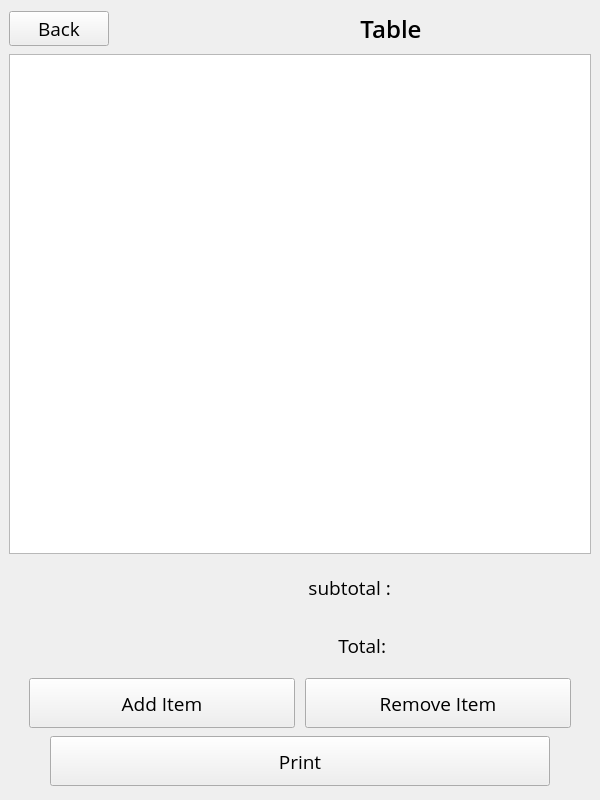
Old version of the form mainwindow.ui in the repository omarbassam88/RestaurantApp.
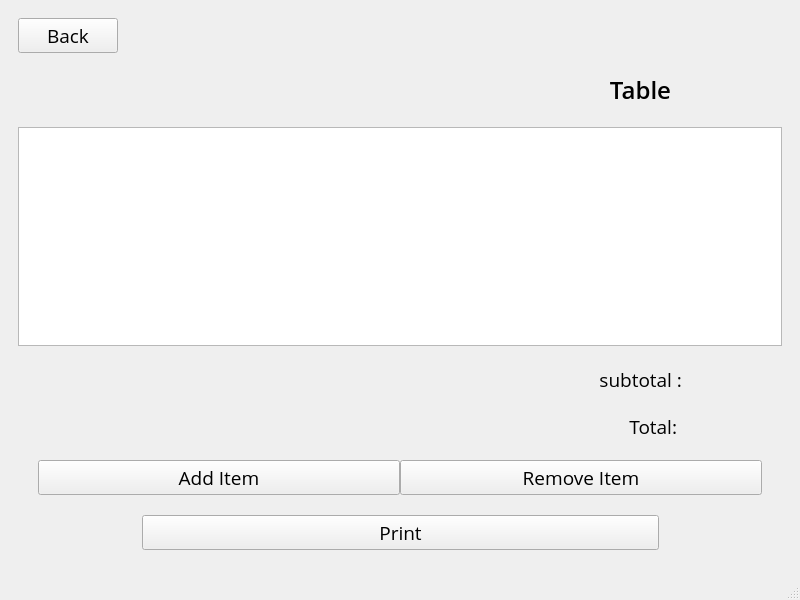
New version of the form.

Commit message: updated Receipt Items View

The edit to the form file:
```diff
--- a/mainwindow.ui
+++ b/mainwindow.ui
@@ -6,8 +6,8 @@
    <rect>
     <x>0</x>
     <y>0</y>
-    <width>600</width>
-    <height>800</height>
+    <width>800</width>
+    <height>600</height>
    </rect>
   </property>
   <property name="sizePolicy">
@@ -38,15 +38,9 @@
    <property name="styleSheet">
     <string notr="true"/>
    </property>
+   <layout class="QGridLayout" name="gridLayout_2">
+    <item row="0" column="0">
    <widget class="QStackedWidget" name="stackedWidget">
-    <property name="geometry">
-     <rect>
-      <x>0</x>
-      <y>0</y>
-      <width>600</width>
-      <height>800</height>
-     </rect>
-    </property>
     <property name="sizePolicy">
      <sizepolicy hsizetype="Preferred" vsizetype="Preferred">
       <horstretch>1</horstretch>
@@ -61,61 +55,24 @@
     </property>
     <widget class="QWidget" name="page_1">
      <layout class="QGridLayout" name="gridLayout">
-      <property name="verticalSpacing">
+        <item row="0" column="0">
+         <layout class="QHBoxLayout" name="Home_Page" stretch="1,1,1">
+          <property name="sizeConstraint">
+           <enum>QLayout::SetNoConstraint</enum>
+          </property>
+          <property name="leftMargin">
        <number>100</number>
       </property>
-      <item row="5" column="2">
-       <spacer name="verticalSpacer">
-        <property name="orientation">
-         <enum>Qt::Vertical</enum>
-        </property>
-        <property name="sizeHint" stdset="0">
-         <size>
-          <width>20</width>
-          <height>40</height>
-         </size>
-        </property>
-       </spacer>
-      </item>
-      <item row="2" column="0" colspan="5">
-       <widget class="QLabel" name="label">
-        <property name="maximumSize">
-         <size>
-          <width>16777215</width>
-          <height>50</height>
-         </size>
-        </property>
-        <property name="font">
-         <font>
-          <family>Open Sans SemiBold</family>
-          <pointsize>24</pointsize>
-         </font>
-        </property>
-        <property name="text">
-         <string>Enter Number of Tables</string>
-        </property>
-        <property name="alignment">
-         <set>Qt::AlignCenter</set>
-        </property>
-        <property name="margin">
-         <number>0</number>
-        </property>
-       </widget>
-      </item>
-      <item row="3" column="0">
-       <spacer name="horizontalSpacer_2">
-        <property name="orientation">
-         <enum>Qt::Horizontal</enum>
-        </property>
-        <property name="sizeHint" stdset="0">
-         <size>
-          <width>40</width>
-          <height>0</height>
-         </size>
-        </property>
-       </spacer>
-      </item>
-      <item row="3" column="4">
+          <property name="topMargin">
+           <number>100</number>
+          </property>
+          <property name="rightMargin">
+           <number>100</number>
+          </property>
+          <property name="bottomMargin">
+           <number>100</number>
+          </property>
+          <item>
        <spacer name="horizontalSpacer">
         <property name="orientation">
          <enum>Qt::Horizontal</enum>
@@ -123,28 +80,59 @@
         <property name="sizeHint" stdset="0">
          <size>
           <width>40</width>
-          <height>0</height>
+              <height>20</height>
          </size>
         </property>
        </spacer>
       </item>
-      <item row="1" column="2">
+          <item>
+           <layout class="QVBoxLayout" name="verticalLayout">
+            <property name="spacing">
+             <number>30</number>
+            </property>
+            <property name="sizeConstraint">
+             <enum>QLayout::SetMinAndMaxSize</enum>
+            </property>
+            <item>
+             <layout class="QHBoxLayout" name="horizontalLayout_2">
+              <item>
        <widget class="QLabel" name="lbl_Time">
+                <property name="text">
+                 <string/>
+                </property>
+                <property name="alignment">
+                 <set>Qt::AlignCenter</set>
+                </property>
+               </widget>
+              </item>
+             </layout>
+            </item>
+            <item>
+             <widget class="QLabel" name="label">
         <property name="maximumSize">
          <size>
           <width>16777215</width>
-          <height>100</height>
-         </size>
-        </property>
+                <height>50</height>
+               </size>
+              </property>
+              <property name="font">
+               <font>
+                <family>Open Sans SemiBold</family>
+                <pointsize>24</pointsize>
+               </font>
+              </property>
         <property name="text">
-         <string/>
+               <string>Enter Number of Tables</string>
         </property>
         <property name="alignment">
          <set>Qt::AlignCenter</set>
         </property>
-       </widget>
-      </item>
-      <item row="3" column="2">
+              <property name="margin">
+               <number>0</number>
+              </property>
+             </widget>
+            </item>
+            <item alignment="Qt::AlignHCenter">
        <widget class="QSpinBox" name="NumTables_Input">
         <property name="sizePolicy">
          <sizepolicy hsizetype="Minimum" vsizetype="Maximum">
@@ -154,7 +142,7 @@
         </property>
         <property name="maximumSize">
          <size>
-          <width>200</width>
+                <width>100</width>
           <height>16777215</height>
          </size>
         </property>
@@ -175,7 +163,7 @@
         </property>
        </widget>
       </item>
-      <item row="4" column="2">
+            <item>
        <widget class="QPushButton" name="CreateTables_Button">
         <property name="minimumSize">
          <size>
@@ -183,12 +171,6 @@
           <height>50</height>
          </size>
         </property>
-        <property name="maximumSize">
-         <size>
-          <width>400</width>
-          <height>16777215</height>
-         </size>
-        </property>
         <property name="font">
          <font>
           <family>Open Sans SemiBold</family>
@@ -200,18 +182,22 @@
         </property>
        </widget>
       </item>
-      <item row="0" column="2">
-       <spacer name="verticalSpacer_2">
+           </layout>
+          </item>
+          <item>
+           <spacer name="horizontalSpacer_2">
         <property name="orientation">
-         <enum>Qt::Vertical</enum>
+             <enum>Qt::Horizontal</enum>
         </property>
         <property name="sizeHint" stdset="0">
          <size>
-          <width>20</width>
-          <height>40</height>
+              <width>40</width>
+              <height>20</height>
          </size>
         </property>
        </spacer>
+          </item>
+         </layout>
       </item>
      </layout>
     </widget>
@@ -229,6 +215,13 @@
       </size>
      </property>
      <layout class="QGridLayout" name="gridLayout_3">
+        <item row="1" column="0">
+         <layout class="QGridLayout" name="TablesGrid">
+          <property name="sizeConstraint">
+           <enum>QLayout::SetNoConstraint</enum>
+          </property>
+         </layout>
+        </item>
       <item row="0" column="0">
        <widget class="QPushButton" name="BackButton">
         <property name="sizePolicy">
@@ -254,32 +247,113 @@
         </property>
        </widget>
       </item>
-      <item row="1" column="0">
-       <layout class="QGridLayout" name="TablesGrid">
-        <property name="sizeConstraint">
-         <enum>QLayout::SetNoConstraint</enum>
-        </property>
-       </layout>
-      </item>
      </layout>
     </widget>
     <widget class="QWidget" name="page_3">
-     <property name="enabled">
-      <bool>true</bool>
-     </property>
      <layout class="QGridLayout" name="gridLayout_4">
       <property name="horizontalSpacing">
        <number>0</number>
       </property>
       <property name="verticalSpacing">
-       <number>6</number>
-      </property>
-      <item row="13" column="3">
+         <number>20</number>
+        </property>
+        <item row="0" column="1">
+         <widget class="QPushButton" name="BackButton_2">
+          <property name="maximumSize">
+           <size>
+            <width>100</width>
+            <height>16777215</height>
+           </size>
+          </property>
+          <property name="text">
+           <string>Back</string>
+          </property>
+         </widget>
+        </item>
+        <item row="13" column="1" rowspan="2" colspan="4">
+         <layout class="QHBoxLayout" name="horizontalLayout">
+          <property name="leftMargin">
+           <number>20</number>
+          </property>
+          <property name="rightMargin">
+           <number>20</number>
+          </property>
+          <item>
+           <widget class="QPushButton" name="AddItemButton">
+            <property name="text">
+             <string>Add Item</string>
+            </property>
+           </widget>
+          </item>
+          <item>
+           <widget class="QPushButton" name="RemoveItemButton">
+            <property name="text">
+             <string>Remove Item</string>
+            </property>
+           </widget>
+          </item>
+         </layout>
+        </item>
+        <item row="5" column="4">
+         <widget class="QLabel" name="SubTotalLabelValue">
+          <property name="minimumSize">
+           <size>
+            <width>100</width>
+            <height>0</height>
+           </size>
+          </property>
+          <property name="maximumSize">
+           <size>
+            <width>200</width>
+            <height>16777215</height>
+           </size>
+          </property>
+          <property name="text">
+           <string/>
+          </property>
+         </widget>
+        </item>
+        <item row="1" column="2">
+         <widget class="QLabel" name="TablePageLabel">
+          <property name="maximumSize">
+           <size>
+            <width>16777215</width>
+            <height>100</height>
+           </size>
+          </property>
+          <property name="font">
+           <font>
+            <family>Open Sans SemiBold</family>
+            <pointsize>18</pointsize>
+           </font>
+          </property>
+          <property name="text">
+           <string>Table</string>
+          </property>
+          <property name="alignment">
+           <set>Qt::AlignCenter</set>
+          </property>
+         </widget>
+        </item>
+        <item row="6" column="1">
+         <spacer name="horizontalSpacer_4">
+          <property name="orientation">
+           <enum>Qt::Horizontal</enum>
+          </property>
+          <property name="sizeHint" stdset="0">
+           <size>
+            <width>40</width>
+            <height>20</height>
+           </size>
+          </property>
+         </spacer>
+        </item>
+        <item row="6" column="2">
        <widget class="QLabel" name="label_4">
         <property name="maximumSize">
          <size>
           <width>100</width>
-          <height>50</height>
+            <height>16777215</height>
          </size>
         </property>
         <property name="text">
@@ -290,43 +364,7 @@
         </property>
        </widget>
       </item>
-      <item row="12" column="1">
-       <spacer name="horizontalSpacer_3">
-        <property name="orientation">
-         <enum>Qt::Horizontal</enum>
-        </property>
-        <property name="sizeHint" stdset="0">
-         <size>
-          <width>40</width>
-          <height>20</height>
-         </size>
-        </property>
-       </spacer>
-      </item>
-      <item row="11" column="1" colspan="4">
-       <widget class="QTableView" name="tableReceiptItemsList">
-        <property name="maximumSize">
-         <size>
-          <width>16777215</width>
-          <height>500</height>
-         </size>
-        </property>
-       </widget>
-      </item>
-      <item row="13" column="1">
-       <spacer name="horizontalSpacer_4">
-        <property name="orientation">
-         <enum>Qt::Horizontal</enum>
-        </property>
-        <property name="sizeHint" stdset="0">
-         <size>
-          <width>40</width>
-          <height>20</height>
-         </size>
-        </property>
-       </spacer>
-      </item>
-      <item row="13" column="4">
+        <item row="6" column="4">
        <widget class="QLabel" name="TotalLabelValue">
         <property name="minimumSize">
          <size>
@@ -336,7 +374,7 @@
         </property>
         <property name="maximumSize">
          <size>
-          <width>100</width>
+            <width>200</width>
           <height>16777215</height>
          </size>
         </property>
@@ -345,12 +383,25 @@
         </property>
        </widget>
       </item>
-      <item row="12" column="3">
+        <item row="5" column="1">
+         <spacer name="horizontalSpacer_3">
+          <property name="orientation">
+           <enum>Qt::Horizontal</enum>
+          </property>
+          <property name="sizeHint" stdset="0">
+           <size>
+            <width>40</width>
+            <height>20</height>
+           </size>
+          </property>
+         </spacer>
+        </item>
+        <item row="5" column="2">
        <widget class="QLabel" name="label_3">
         <property name="maximumSize">
          <size>
           <width>100</width>
-          <height>50</height>
+            <height>16777215</height>
          </size>
         </property>
         <property name="text">
@@ -361,39 +412,7 @@
         </property>
        </widget>
       </item>
-      <item row="12" column="4">
-       <widget class="QLabel" name="SubTotalLabelValue">
-        <property name="minimumSize">
-         <size>
-          <width>100</width>
-          <height>0</height>
-         </size>
-        </property>
-        <property name="maximumSize">
-         <size>
-          <width>200</width>
-          <height>16777215</height>
-         </size>
-        </property>
-        <property name="text">
-         <string/>
-        </property>
-       </widget>
-      </item>
-      <item row="0" column="1">
-       <widget class="QPushButton" name="BackButton_2">
-        <property name="maximumSize">
-         <size>
-          <width>100</width>
-          <height>16777215</height>
-         </size>
-        </property>
-        <property name="text">
-         <string>Back</string>
-        </property>
-       </widget>
-      </item>
-      <item row="22" column="1" colspan="4">
+        <item row="15" column="1" colspan="4">
        <layout class="QHBoxLayout" name="horizontalLayout_5">
         <item>
          <spacer name="horizontalSpacer_6">
@@ -403,7 +422,7 @@
           <property name="sizeHint" stdset="0">
            <size>
             <width>40</width>
-            <height>0</height>
+              <height>20</height>
            </size>
           </property>
          </spacer>
@@ -412,14 +431,14 @@
          <widget class="QPushButton" name="PrintReceiptButton">
           <property name="minimumSize">
            <size>
-            <width>500</width>
+              <width>517</width>
             <height>0</height>
            </size>
           </property>
           <property name="maximumSize">
            <size>
             <width>500</width>
-            <height>50</height>
+              <height>16777215</height>
            </size>
           </property>
           <property name="layoutDirection">
@@ -441,83 +460,15 @@
           <property name="sizeHint" stdset="0">
            <size>
             <width>40</width>
-            <height>0</height>
+              <height>20</height>
            </size>
           </property>
          </spacer>
         </item>
        </layout>
       </item>
-      <item row="0" column="3">
-       <layout class="QHBoxLayout" name="horizontalLayout_2">
-        <item>
-         <widget class="QLabel" name="TablePageLabel">
-          <property name="minimumSize">
-           <size>
-            <width>200</width>
-            <height>0</height>
-           </size>
-          </property>
-          <property name="maximumSize">
-           <size>
-            <width>100</width>
-            <height>100</height>
-           </size>
-          </property>
-          <property name="font">
-           <font>
-            <family>Open Sans SemiBold</family>
-            <pointsize>18</pointsize>
-           </font>
-          </property>
-          <property name="text">
-           <string>Table</string>
-          </property>
-          <property name="alignment">
-           <set>Qt::AlignCenter</set>
-          </property>
-         </widget>
-        </item>
-       </layout>
-      </item>
-      <item row="20" column="1" colspan="4">
-       <layout class="QHBoxLayout" name="horizontalLayout">
-        <property name="spacing">
-         <number>10</number>
-        </property>
-        <property name="leftMargin">
-         <number>20</number>
-        </property>
-        <property name="rightMargin">
-         <number>20</number>
-        </property>
-        <item>
-         <widget class="QPushButton" name="AddItemButton">
-          <property name="maximumSize">
-           <size>
-            <width>16777215</width>
-            <height>50</height>
-           </size>
-          </property>
-          <property name="text">
-           <string>Add Item</string>
-          </property>
-         </widget>
-        </item>
-        <item>
-         <widget class="QPushButton" name="RemoveItemButton">
-          <property name="maximumSize">
-           <size>
-            <width>16777215</width>
-            <height>50</height>
-           </size>
-          </property>
-          <property name="text">
-           <string>Remove Item</string>
-          </property>
-         </widget>
-        </item>
-       </layout>
+        <item row="3" column="1" colspan="4">
+         <widget class="QTableView" name="tableReceiptItemsList"/>
       </item>
      </layout>
     </widget>
@@ -621,7 +572,20 @@
      </layout>
     </widget>
    </widget>
+    </item>
+   </layout>
   </widget>
+  <widget class="QMenuBar" name="menubar">
+   <property name="geometry">
+    <rect>
+     <x>0</x>
+     <y>0</y>
+     <width>800</width>
+     <height>32</height>
+    </rect>
+   </property>
+  </widget>
+  <widget class="QStatusBar" name="statusbar"/>
  </widget>
  <resources/>
  <connections/>
```
Lines whose indentation alone changed are shown as unchanged. The commit also changes 2 other files.
